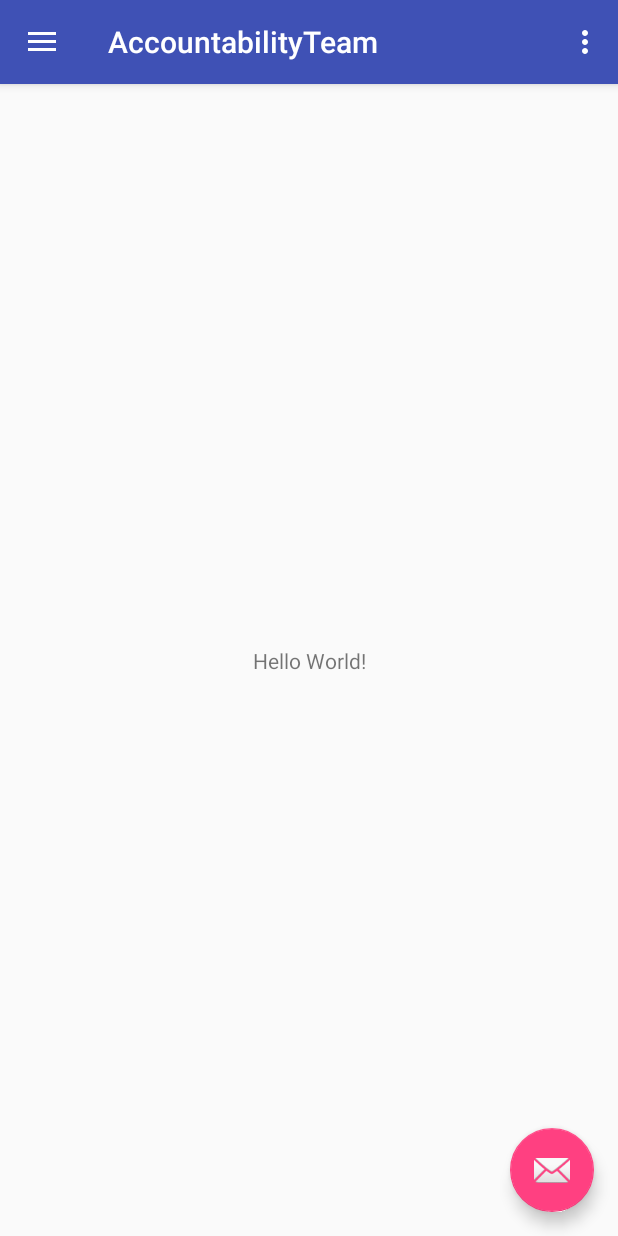
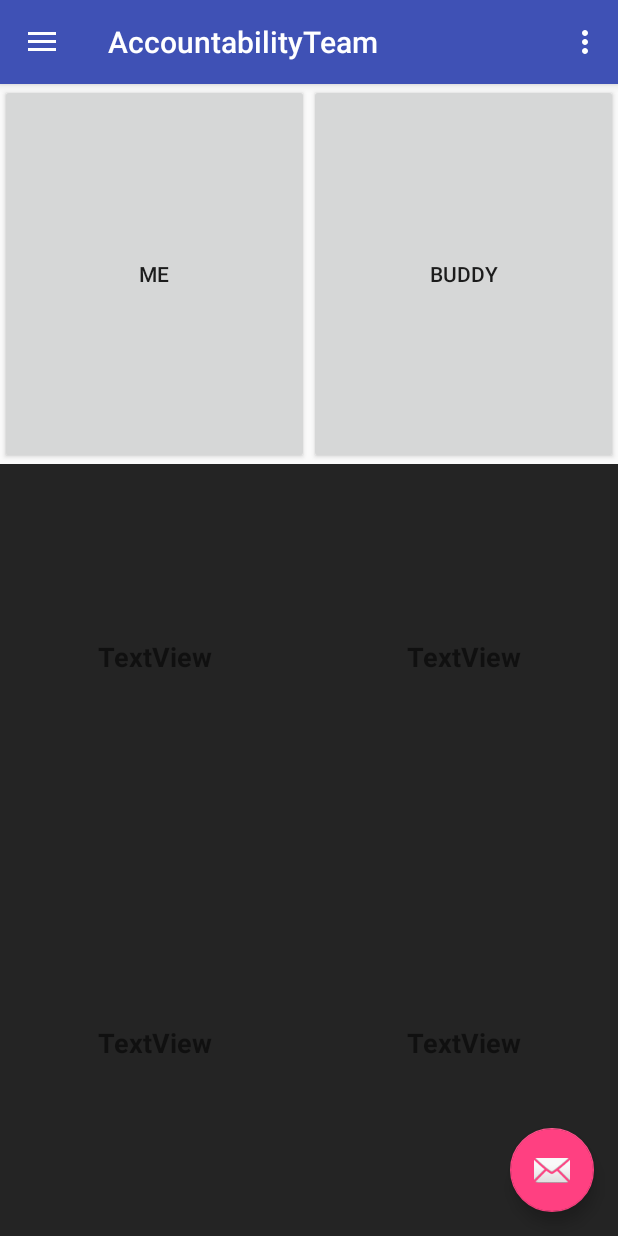
Before and after one commit to charisTheo/AccountabilityTeamApp, an Android app: the screen it shows after launch (MainActivity), on a phone screen of 412 x 824 dp. Run offline under Robolectric (Android 15) with nearby library versions, the phone set to English and light mode, and no system bars.

Commit message:
Added promises layout in mainActivity and tabbed AddPromiseActivity

```diff
--- a/app/src/main/java/com/charistheo/accountabilityteam/MainActivity.kt
+++ b/app/src/main/java/com/charistheo/accountabilityteam/MainActivity.kt
@@ -1,5 +1,8 @@
 package com.charistheo.accountabilityteam
 
+import android.content.Context
+import android.content.Intent
+import android.graphics.Color
 import android.os.Bundle
 import android.support.design.widget.Snackbar
 import android.support.design.widget.NavigationView
@@ -8,8 +11,15 @@ import android.support.v7.app.ActionBarDrawerToggle
 import android.support.v7.app.AppCompatActivity
 import android.view.Menu
 import android.view.MenuItem
+import android.view.View
 import kotlinx.android.synthetic.main.activity_main.*
 import kotlinx.android.synthetic.main.app_bar_main.*
+import kotlinx.android.synthetic.main.content_main.*
+import java.util.*
+
+private var mePromises: Int? = null
+private var buddyPromises: Int? = null
+
 
 class MainActivity : AppCompatActivity(), NavigationView.OnNavigationItemSelectedListener {
 
@@ -18,17 +28,27 @@ class MainActivity : AppCompatActivity(), NavigationView.OnNavigationItemSelecte
         setContentView(R.layout.activity_main)
         setSupportActionBar(toolbar)
 
-        fab.setOnClickListener { view ->
-            Snackbar.make(view, "Replace with your own action", Snackbar.LENGTH_LONG)
-                    .setAction("Action", null).show()
-        }
-
-        val toggle = ActionBarDrawerToggle(
-                this, drawer_layout, toolbar, R.string.navigation_drawer_open, R.string.navigation_drawer_close)
+        val toggle = ActionBarDrawerToggle(this, drawer_layout, toolbar, R.string.navigation_drawer_open, R.string.navigation_drawer_close)
         drawer_layout.addDrawerListener(toggle)
         toggle.syncState()
 
         nav_view.setNavigationItemSelectedListener(this)
+
+        me.layoutParams.height = 20
+        buddy.layoutParams.height = 20
+
+        buddyPromises = buddyColumn.childCount - 1
+        mePromises = meColumn.childCount - 1 // minus one due to the button profile at the top
+
+        for (child in 1..buddyPromises!!) {
+            buddyColumn.getChildAt(child).setBackgroundColor(Color.rgb(Random().nextInt(200), Random().nextInt(200), Random().nextInt(200)))
+            buddyColumn.getChildAt(child).layoutParams.height = Random().nextInt(70 - 10) + 10
+        }
+
+        for (child in 1..mePromises!!) {
+            meColumn.getChildAt(child).setBackgroundColor(Color.rgb(Random().nextInt(200), Random().nextInt(200), Random().nextInt(200)))
+            meColumn.getChildAt(child).layoutParams.height = Random().nextInt(70 - 10) + 10
+        }
     }
 
     override fun onBackPressed() {
@@ -60,25 +80,34 @@ class MainActivity : AppCompatActivity(), NavigationView.OnNavigationItemSelecte
         when (item.itemId) {
             R.id.nav_camera -> {
                 // Handle the camera action
+                this.snackBar("Not yet implemented")
             }
             R.id.nav_gallery -> {
-
+                this.snackBar("Nope!")
             }
             R.id.nav_slideshow -> {
-
+                this.snackBar("As well..")
             }
             R.id.nav_manage -> {
-
+                this.snackBar("Not yet implemented")
             }
             R.id.nav_share -> {
-
+                this.snackBar("Not yet implemented")
             }
             R.id.nav_send -> {
-
+                this.snackBar("Not yet implemented")
             }
         }
 
         drawer_layout.closeDrawer(GravityCompat.START)
         return true
     }
+
+    private fun Context.snackBar(text: String) = Snackbar.make(contentMainLayout, text, Snackbar.LENGTH_LONG)
+            .setAction("Action", null).show()
+
+    //Open AddPromiseActivity on click
+    fun openAddPromise(v: View) {
+        startActivity(Intent(baseContext, AddPromiseActivity::class.java))
+    }
 }
--- a/app/src/main/res/layout/content_main.xml
+++ b/app/src/main/res/layout/content_main.xml
@@ -1,20 +1,102 @@
 <?xml version="1.0" encoding="utf-8"?>
-<android.support.constraint.ConstraintLayout xmlns:android="http://schemas.android.com/apk/res/android"
+<android.widget.LinearLayout xmlns:android="http://schemas.android.com/apk/res/android"
     xmlns:app="http://schemas.android.com/apk/res-auto"
     xmlns:tools="http://schemas.android.com/tools"
+    android:id="@+id/contentMainLayout"
     android:layout_width="match_parent"
     android:layout_height="match_parent"
     app:layout_behavior="@string/appbar_scrolling_view_behavior"
     tools:context="com.charistheo.accountabilityteam.MainActivity"
-    tools:showIn="@layout/app_bar_main">
+    tools:showIn="@layout/app_bar_main"
+    android:baselineAligned="false"
+    android:orientation="horizontal"
+    app:layout_constraintHorizontal_weight="2"
+    app:layout_constraintVertical_weight="1">
 
-    <TextView
-        android:layout_width="wrap_content"
-        android:layout_height="wrap_content"
-        android:text="Hello World!"
-        app:layout_constraintBottom_toBottomOf="parent"
-        app:layout_constraintLeft_toLeftOf="parent"
-        app:layout_constraintRight_toRightOf="parent"
-        app:layout_constraintTop_toTopOf="parent" />
+    <LinearLayout
+        android:id="@+id/meColumn"
+        android:layout_width="0dp"
+        android:layout_height="match_parent"
+        android:layout_margin="0dp"
+        android:layout_weight="1"
+        android:orientation="vertical"
+        android:padding="0dp"
+        android:textAlignment="center">
 
-</android.support.constraint.ConstraintLayout>
+        <Button
+            android:id="@+id/me"
+            android:layout_width="match_parent"
+            android:layout_height="20dp"
+            android:layout_margin="0dp"
+            android:layout_weight="1"
+            android:padding="0dp"
+            android:text="@string/me_profile" />
+
+        <TextView
+            android:id="@+id/mePromise1"
+            android:layout_width="match_parent"
+            android:layout_height="wrap_content"
+            android:layout_weight="1"
+            android:gravity="center_vertical|center_horizontal"
+            android:text="TextView"
+            android:textAlignment="center"
+            android:textSize="18sp"
+            android:textStyle="bold" />
+
+        <TextView
+            android:id="@+id/textView4"
+            android:layout_width="match_parent"
+            android:layout_height="wrap_content"
+            android:layout_weight="1"
+            android:gravity="center_vertical|center_horizontal"
+            android:text="TextView"
+            android:textAlignment="center"
+            android:textSize="18sp"
+            android:textStyle="bold" />
+
+    </LinearLayout>
+
+    <LinearLayout
+        android:id="@+id/buddyColumn"
+        android:layout_width="0dp"
+        android:layout_height="match_parent"
+        android:layout_margin="0dp"
+        android:layout_weight="1"
+        android:orientation="vertical"
+        android:padding="0dp"
+        android:textAlignment="center">
+
+        <Button
+            android:id="@+id/buddy"
+            android:layout_width="match_parent"
+            android:layout_height="20dp"
+            android:layout_margin="0dp"
+            android:layout_weight="1"
+            android:padding="0dp"
+            android:text="@string/buddy_profile" />
+
+        <TextView
+            android:id="@+id/buddyPromise1"
+            android:layout_width="match_parent"
+            android:layout_height="0dp"
+            android:layout_weight="1"
+            android:gravity="center_vertical|center_horizontal"
+            android:text="TextView"
+            android:textAlignment="center"
+            android:textSize="18sp"
+            android:textStyle="bold" />
+
+        <TextView
+            android:id="@+id/textView5"
+            android:layout_width="match_parent"
+            android:layout_height="wrap_content"
+            android:layout_weight="1"
+            android:gravity="center_vertical|center_horizontal"
+            android:text="TextView"
+            android:textAlignment="center"
+            android:textSize="18sp"
+            android:textStyle="bold" />
+
+    </LinearLayout>
+
+</android.widget.LinearLayout>
--- /dev/null
+++ b/app/src/main/res/values-w820dp/dimens.xml
@@ -0,0 +1,6 @@
+<resources>
+    <!-- Example customization of dimensions originally defined in res/values/dimens.xml
+         (such as screen margins) for screens with more than 820dp of available width. This
+         would include 7" and 10" devices in landscape (~960dp and ~1280dp respectively). -->
+    <dimen name="activity_horizontal_margin">64dp</dimen>
+</resources>
--- a/app/src/main/res/values/dimens.xml
+++ b/app/src/main/res/values/dimens.xml
@@ -5,4 +5,5 @@
     <dimen name="nav_header_vertical_spacing">8dp</dimen>
     <dimen name="nav_header_height">176dp</dimen>
     <dimen name="fab_margin">16dp</dimen>
+    <dimen name="appbar_padding_top">8dp</dimen>
 </resources>
--- a/app/src/main/res/values/strings.xml
+++ b/app/src/main/res/values/strings.xml
@@ -5,4 +5,8 @@
     <string name="navigation_drawer_close">Close navigation drawer</string>
 
     <string name="action_settings">Settings</string>
+    <string name="me_profile">Me</string>
+    <string name="buddy_profile">Buddy</string>
+    <string name="title_activity_add_promise">AddPromiseActivity</string>
+    <string name="section_format">Hello World from section: %1$d</string>
 </resources>
```
Also changed, not shown: app/src/main/AndroidManifest.xml (+9 -0 lines), app/src/main/java/com/charistheo/accountabilityteam/AddPromiseActivity.kt (added, +123 -0 lines), app/src/main/res/layout/activity_add_promise.xml (renamed from app/src/main/res/layout/nav_header_main.xml, +39 -28 lines), app/src/main/res/layout/fragment_add_promise.xml (added, +22 -0 lines), app/src/main/res/menu/menu_add_promise.xml (added, +10 -0 lines).
